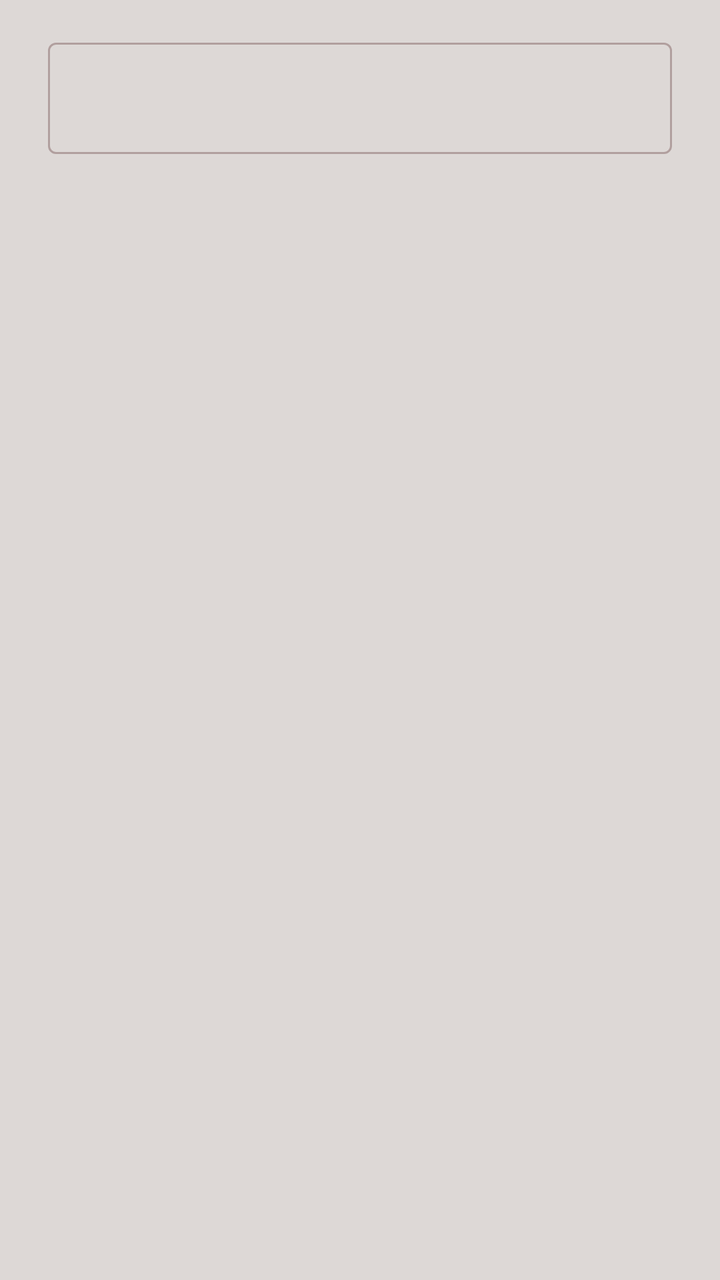
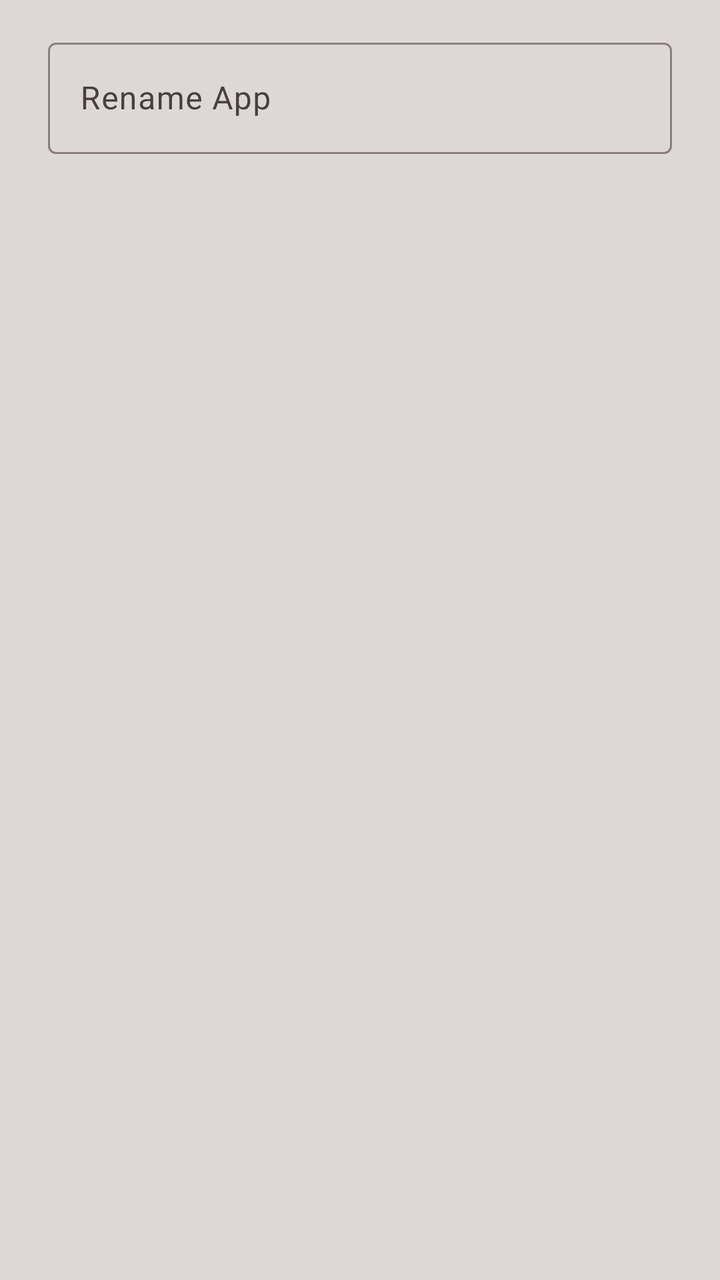

Screens rendered from an Android XML layout before and after an edit, with the pre-edit source and the edit as a unified diff.
<!-- AndroidManifest.xml: application theme Theme.DNSToggle -->
<!-- res/layout/dialog_text_input.xml -->
<?xml version="1.0" encoding="utf-8"?>
<androidx.core.widget.NestedScrollView xmlns:android="http://schemas.android.com/apk/res/android"
	android:layout_width="match_parent"
	android:layout_height="wrap_content"
	android:fillViewport="true">

	<LinearLayout
		android:layout_width="match_parent"
		android:layout_height="wrap_content"
		android:orientation="vertical"
		android:paddingStart="24dp"
		android:paddingTop="16dp"
		android:paddingEnd="24dp"
		android:paddingBottom="0dp">

		<com.google.android.material.textfield.TextInputLayout
			android:id="@+id/textInputLayout"
			style="@style/Widget.Material3.TextInputLayout.OutlinedBox"
			android:layout_width="match_parent"
			android:layout_height="wrap_content">

			<com.google.android.material.textfield.TextInputEditText
				android:id="@+id/etInput"
				android:layout_width="match_parent"
				android:layout_height="wrap_content"
				android:imeOptions="actionDone"
				android:inputType="textUri"
				android:maxLines="1"
				android:singleLine="true" />

		</com.google.android.material.textfield.TextInputLayout>

	</LinearLayout>
</androidx.core.widget.NestedScrollView>
<!-- resources referenced by this layout -->
<resources>
  <style name="Theme.DNSToggle" parent="Theme.Material3.DayNight.NoActionBar">
  		
  		<item name="colorPrimary">@color/light_accent</item>
  		<item name="colorOnPrimary">@color/white</item>
  
  		
  		<item name="colorSecondaryContainer">@color/light_border</item>
  		<item name="colorOnSecondaryContainer">@color/light_text</item>
  
  		
  		<item name="android:colorBackground">@color/light_background</item>
  		<item name="colorSurface">@color/light_background</item>
  		<item name="colorOnSurface">@color/light_text</item>
  		<item name="colorOnSurfaceVariant">@color/light_text</item>
  		<item name="android:textColorPrimary">@color/light_text</item>
  
  		
  		<item name="colorOutline">@color/light_border</item>
  
  		<item name="warning_color">@color/warning_color</item>
  
  		
  		<item name="android:statusBarColor">?attr/colorSurface</item>
  		<item name="android:windowLightStatusBar">true</item>
  	</style>
  <color name="light_accent">#6d0a1f</color>
  <color name="white">#FFFFFFFF</color>
  <color name="light_border">#b19f9e</color>
  <color name="light_text">#221a1f</color>
  <color name="light_background">#ddd8d6</color>
  <color name="warning_color">#a35b12</color>
</resources>

<!-- the commit's change to res/layout/dialog_text_input.xml (unified diff, before → after) -->
@@ -17,7 +17,8 @@
 			android:id="@+id/textInputLayout"
 			style="@style/Widget.Material3.TextInputLayout.OutlinedBox"
 			android:layout_width="match_parent"
-			android:layout_height="wrap_content">
+			android:layout_height="wrap_content"
+			android:hint="@string/rename_app">
 
 			<com.google.android.material.textfield.TextInputEditText
 				android:id="@+id/etInput"
<!-- resource entries referenced after the edit -->
@@ -1,23 +1,24 @@
 <!-- resources referenced by this layout -->
 <resources>
+  <string name="rename_app">Rename App</string>
   <style name="Theme.DNSToggle" parent="Theme.Material3.DayNight.NoActionBar">
   		
   		<item name="colorPrimary">@color/light_accent</item>
   		<item name="colorOnPrimary">@color/white</item>
   
   		
-  		<item name="colorSecondaryContainer">@color/light_border</item>
+  		<item name="colorSecondaryContainer">@color/light_neutral</item>
   		<item name="colorOnSecondaryContainer">@color/light_text</item>
   
   		
   		<item name="android:colorBackground">@color/light_background</item>
   		<item name="colorSurface">@color/light_background</item>
   		<item name="colorOnSurface">@color/light_text</item>
-  		<item name="colorOnSurfaceVariant">@color/light_text</item>
+  		<item name="colorOnSurfaceVariant">@color/light_text_variant</item>
   		<item name="android:textColorPrimary">@color/light_text</item>
   
   		
-  		<item name="colorOutline">@color/light_border</item>
+  		<item name="colorOutline">@color/light_outline</item>
   
   		<item name="warning_color">@color/warning_color</item>
   
@@ -27,9 +28,11 @@
   	</style>
   <color name="light_accent">#6d0a1f</color>
   <color name="white">#FFFFFFFF</color>
-  <color name="light_border">#b19f9e</color>
+  <color name="light_neutral">#cbc7c5</color>
   <color name="light_text">#221a1f</color>
   <color name="light_background">#ddd8d6</color>
+  <color name="light_text_variant">#4a3f3e</color>
+  <color name="light_outline">#8b7d7b</color>
   <color name="warning_color">#a35b12</color>
 </resources>
 
